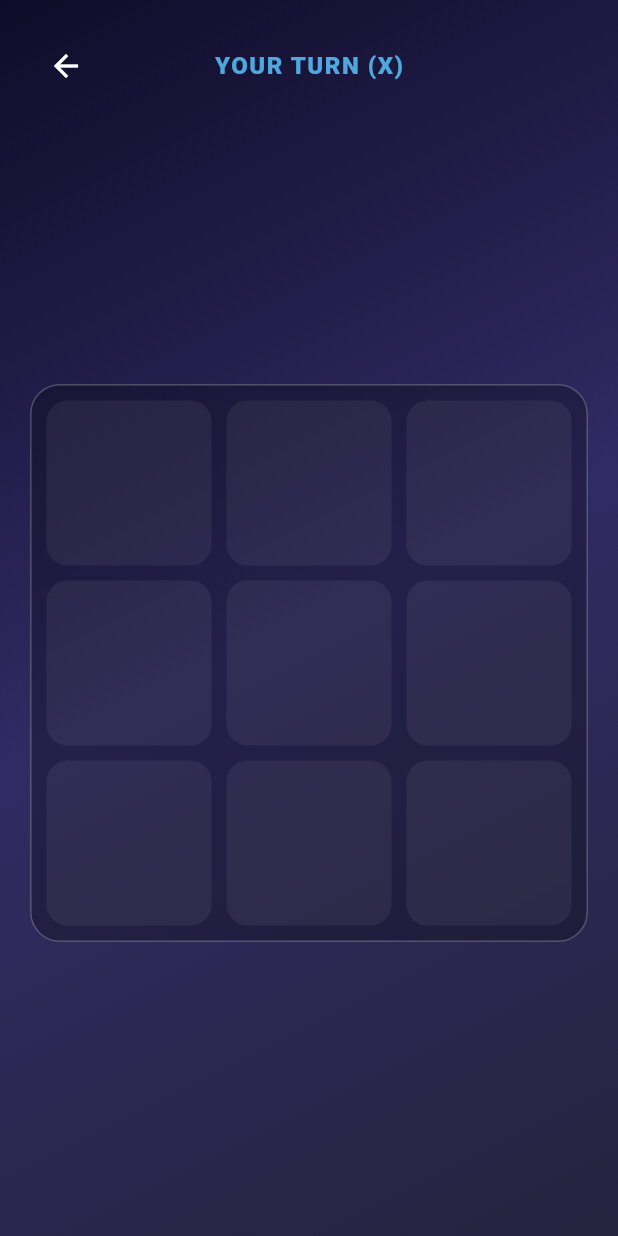
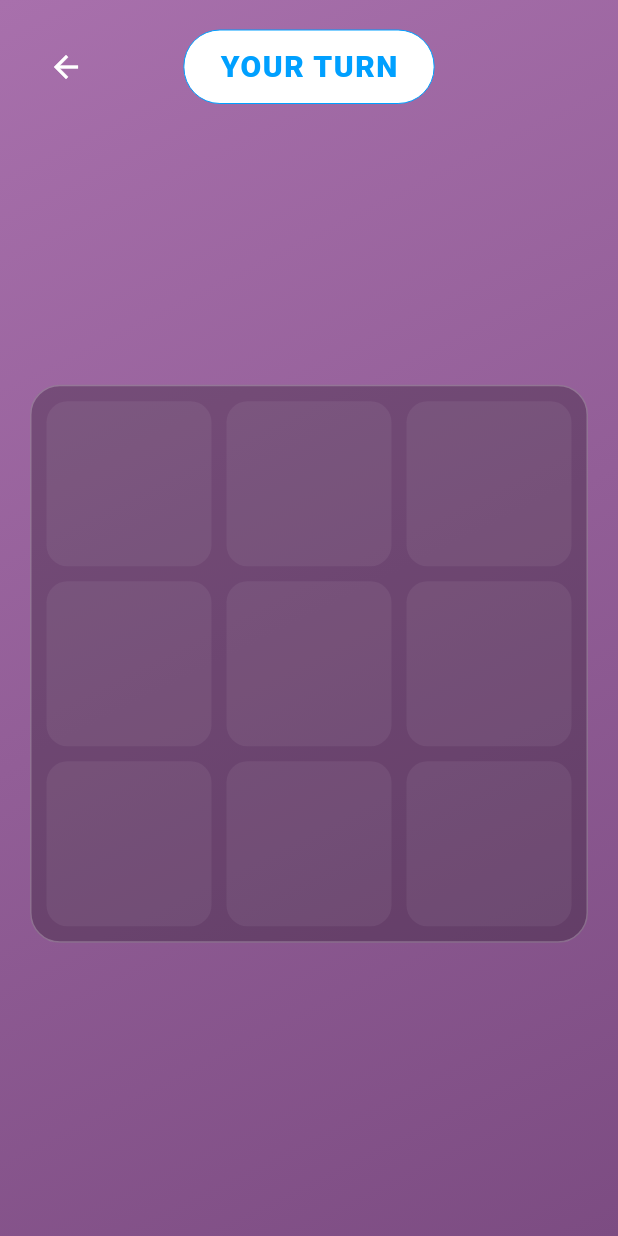
Before and after one commit to jenincheriyan/GameArea, a Flutter app: the TicTacToeGameScreen screen opened directly, after a tap on "EASY", on a phone screen of 412 x 824 dp. Run offline on Flutter 3.47's test engine with Material 3 defaults, Android fonts, the phone set to English and light mode, and no system bars; our stand-ins replace audioplayers, shared_preferences; accounts and stored records are empty.

Commit message:
color theme changed

```diff
--- a/lib/games/flappy_bird/flappy_bird_game_screen.dart
+++ b/lib/games/flappy_bird/flappy_bird_game_screen.dart
@@ -37,7 +37,7 @@ class _FlappyBirdGameScreenState extends State<FlappyBirdGameScreen> {
       body: Container(
         decoration: const BoxDecoration(
           gradient: LinearGradient(
-            colors: [Color(0xFF000000), Color(0xFF000000)],
+            colors: [Color(0xFFA870AC), Color(0xFF7C4C82)],
             begin: Alignment.topCenter,
             end: Alignment.bottomCenter,
           ),
--- a/lib/games/flappy_bird/widgets/flappy_board_painter.dart
+++ b/lib/games/flappy_bird/widgets/flappy_board_painter.dart
@@ -10,7 +10,7 @@ class FlappyBoardPainter extends CustomPainter {
   FlappyBoardPainter({required this.pipes, required this.birdY});
 
   static const _pipeColor = Color(0xFF89FF8E);
-  static const _birdColor = Color(0xFFFF9898);
+  static const _birdColor = Color(0xFFFDB700);
 
   @override
   void paint(Canvas canvas, Size size) {
--- a/lib/games/fruit_duel/widgets/fruit_visuals.dart
+++ b/lib/games/fruit_duel/widgets/fruit_visuals.dart
@@ -15,9 +15,9 @@ class FruitStyle {
 
 const Map<String, FruitStyle> fruitStyles = {
   '🍎': FruitStyle(Color(0xFFE6432E), Color(0xFFC22A1B), Color(0xFFB8281A)),
-  '🍊': FruitStyle(Color(0xFFFC912E), Color(0xFFE07A1E), Color(0xFFD37417)),
+/*  '🍊': FruitStyle(Color(0xFFFC912E), Color(0xFFE07A1E), Color(0xFFD37417)),
   '🍌': FruitStyle(Color(0xFFFFD23F), Color(0xFFE0B000), Color(0xFFD6A700),
-      leaf: false),
+      leaf: false),*/
   '🍇': FruitStyle(Color(0xFF9B59B6), Color(0xFF7D3C98), Color(0xFF6C3483)),
   '🍓': FruitStyle(Color(0xFFFF5C7A), Color(0xFFE0335A), Color(0xFFC71F45)),
   '🍍': FruitStyle(Color(0xFFF4C430), Color(0xFFCB9600), Color(0xFFB98600),
--- a/lib/games/math_duel/math_duel_game_screen.dart
+++ b/lib/games/math_duel/math_duel_game_screen.dart
@@ -69,7 +69,7 @@ class _MathDuelGameScreenState extends State<MathDuelGameScreen> {
       body: Container(
         decoration: const BoxDecoration(
           gradient: LinearGradient(
-            colors: [Color(0xFF1A1A2E), Color(0xFF16213E)],
+            colors: [Color(0xFFA870AC), Color(0xFF7C4C82)],
             begin: Alignment.topCenter,
             end: Alignment.bottomCenter,
           ),
--- a/lib/games/math_duel/widgets/player_half.dart
+++ b/lib/games/math_duel/widgets/player_half.dart
@@ -24,7 +24,7 @@ class PlayerHalf extends StatelessWidget {
     required this.color,
     required this.equation,
     required this.onTap,
-    this.icon = Icons.check_circle,
+    this.icon = Icons.done_outlined,
   });
 
   @override
--- a/lib/games/math_game/math_game_screen.dart
+++ b/lib/games/math_game/math_game_screen.dart
@@ -38,7 +38,7 @@ class _MathGameScreenState extends State<MathGameScreen> {
       body: Container(
         decoration: const BoxDecoration(
           gradient: LinearGradient(
-            colors: [Color(0xFF0F0C29), Color(0xFF302B63), Color(0xFF24243E)],
+            colors: [Color(0xFFA870AC), Color(0xFF7C4C82)],
             begin: Alignment.topLeft,
             end: Alignment.bottomRight,
           ),
--- a/lib/games/tic_tac_toe/tic_tac_toe_game_screen.dart
+++ b/lib/games/tic_tac_toe/tic_tac_toe_game_screen.dart
@@ -78,7 +78,7 @@ class _TicTacToeGameScreenState extends State<TicTacToeGameScreen> {
       body: Container(
         decoration: const BoxDecoration(
           gradient: LinearGradient(
-            colors: [Color(0xFF0F0C29), Color(0xFF302B63), Color(0xFF24243E)],
+            colors: [Color(0xFFA870AC), Color(0xFF7C4C82)],
             begin: Alignment.topLeft,
             end: Alignment.bottomRight,
           ),
@@ -142,18 +142,33 @@ class _TurnIndicator extends StatelessWidget {
     final label = controller.aiThinking
         ? 'AI IS THINKING…'
         : vsAI
-            ? (controller.currentPlayer == 1 ? 'YOUR TURN (X)' : "AI'S TURN (O)")
-            : (controller.currentPlayer == 1 ? 'PLAYER 1 (X)' : 'PLAYER 2 (O)');
+            ? (controller.currentPlayer == 1 ? 'YOUR TURN' : "AI'S TURN")
+            : (controller.currentPlayer == 1 ? 'PLAYER 1' : 'PLAYER 2');
     final color = controller.currentPlayer == 1
-        ? const Color(0xFF4EA8DE)
-        : const Color(0xFFFF5E5E);
-    return Text(
-      label,
-      style: TextStyle(
-        color: color,
-        fontSize: 16,
-        fontWeight: FontWeight.w800,
-        letterSpacing: 1,
+        ? const Color(0xFF00A0FF)
+        : const Color(0xFFFF0000);
+    return Container(
+      padding: const EdgeInsets.symmetric(
+        horizontal: 24,
+        vertical: 10,
+      ),
+      decoration: BoxDecoration(
+        color: const Color(0xFFFFFFFF),
+        border: Border.all(color: color, width: 0),
+        borderRadius: const BorderRadius.horizontal(
+          left: Radius.circular(24),
+          right: Radius.circular(24),
+        ),
+      ),
+      child: Text(
+        label,
+        textAlign: TextAlign.center,
+        style: TextStyle(
+          color: color,
+          fontSize: 20,
+          fontWeight: FontWeight.w800,
+          letterSpacing: 1,
+        ),
       ),
     );
   }
--- a/lib/screens/winner_screen.dart
+++ b/lib/screens/winner_screen.dart
@@ -15,8 +15,8 @@ class WinnerScreen extends StatelessWidget {
     required this.player1Score,
     required this.player2Score,
     required this.playAgainBuilder,
-    this.player1Label = 'Player 1',
-    this.player2Label = 'Player 2',
+    this.player1Label = 'BLUE',
+    this.player2Label = 'RED',
   });
 
   @override
```
Also changed, not shown: lib/games/math_duel/widgets/tap_button.dart (+10 -10 lines).
